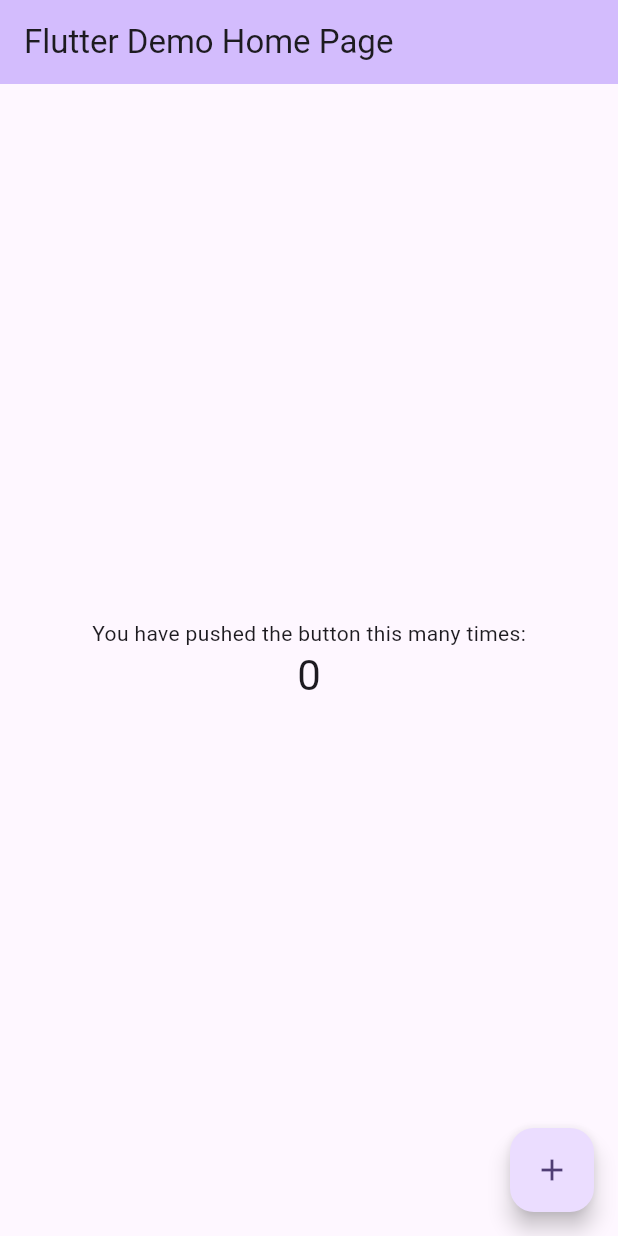
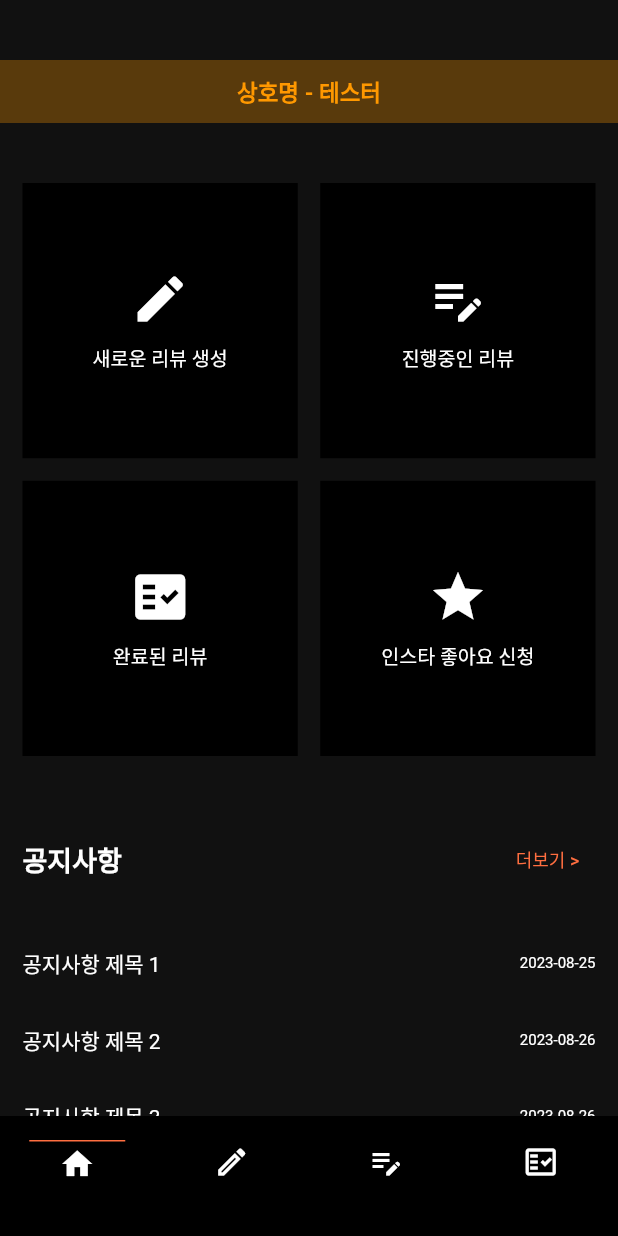
Before and after one commit to JinJinHistory/review, a Flutter app: the screen it shows after launch, on a phone screen of 412 x 824 dp. Run offline on Flutter 3.47's test engine with Material 2 defaults, Android fonts, the phone set to English and light mode, and no system bars.

Commit message:
- provier 세팅 전 커밋

```diff
--- a/lib/main.dart
+++ b/lib/main.dart
@@ -1,125 +1,160 @@
 import 'package:flutter/material.dart';
+import 'package:provider/provider.dart';
+import 'package:review/page/account/login.dart';
+import 'package:review/providers/tab_provider.dart';
+import 'package:review/tabs/completed_reviews.dart';
+import 'package:review/tabs/create_review.dart';
+import 'package:review/tabs/home.dart';
+import 'package:review/tabs/ongoing_reviews.dart';
 
-void main() {
-  runApp(const MyApp());
-}
+void main() => runApp(const StartApp());
 
-class MyApp extends StatelessWidget {
-  const MyApp({super.key});
+class StartApp extends StatelessWidget {
+  const StartApp({super.key});
 
-  // This widget is the root of your application.
   @override
   Widget build(BuildContext context) {
-    return MaterialApp(
-      title: 'Flutter Demo',
-      theme: ThemeData(
-        // This is the theme of your application.
-        //
-        // TRY THIS: Try running your application with "flutter run". You'll see
-        // the application has a blue toolbar. Then, without quitting the app,
-        // try changing the seedColor in the colorScheme below to Colors.green
-        // and then invoke "hot reload" (save your changes or press the "hot
-        // reload" button in a Flutter-supported IDE, or press "r" if you used
-        // the command line to start the app).
-        //
-        // Notice that the counter didn't reset back to zero; the application
-        // state is not lost during the reload. To reset the state, use hot
-        // restart instead.
-        //
-        // This works for code too, not just values: Most code changes can be
-        // tested with just a hot reload.
-        colorScheme: ColorScheme.fromSeed(seedColor: Colors.deepPurple),
-        useMaterial3: true,
+
+    return MultiProvider(
+      providers: [
+        ChangeNotifierProvider(create: (_) => TabProvider()),
+      ],
+      child: MaterialApp(
+        home: const initApp(),
+        theme: ThemeData(
+          primaryColor: Colors.black,
+        ),
       ),
-      home: const MyHomePage(title: 'Flutter Demo Home Page'),
     );
   }
 }
 
-class MyHomePage extends StatefulWidget {
-  const MyHomePage({super.key, required this.title});
-
-  // This widget is the home page of your application. It is stateful, meaning
-  // that it has a State object (defined below) that contains fields that affect
-  // how it looks.
-
-  // This class is the configuration for the state. It holds the values (in this
-  // case the title) provided by the parent (in this case the App widget) and
-  // used by the build method of the State. Fields in a Widget subclass are
-  // always marked "final".
-
-  final String title;
+class initApp extends StatefulWidget {
+  const initApp({super.key});
 
   @override
-  State<MyHomePage> createState() => _MyHomePageState();
+  State<initApp> createState() => _initAppState();
 }
 
-class _MyHomePageState extends State<MyHomePage> {
-  int _counter = 0;
+class _initAppState extends State<initApp> {
+  bool isLoggedIn = true; // 로그인 여부 확인하는 변수 (임시로 false로 설정)
+  DateTime? currentBackPressTime; // 마지막으로 뒤로가기 버튼을 누른 시간 저장
 
-  void _incrementCounter() {
-    setState(() {
-      // This call to setState tells the Flutter framework that something has
-      // changed in this State, which causes it to rerun the build method below
-      // so that the display can reflect the updated values. If we changed
-      // _counter without calling setState(), then the build method would not be
-      // called again, and so nothing would appear to happen.
-      _counter++;
-    });
+  @override
+  Widget build(BuildContext context) {
+    return WillPopScope(
+      onWillPop: _onWillPop,
+      child: isLoggedIn ? const NavigationView(currentPageIndex: 0) : const LoginView(),
+    );
+  }
+
+  Future<bool> _onWillPop() async {
+    final now = DateTime.now();
+    if (currentBackPressTime == null ||
+        now.difference(currentBackPressTime!) > const Duration(seconds: 2)) {
+      currentBackPressTime = now;
+      ScaffoldMessenger.of(context).showSnackBar(
+        const SnackBar(content: Text("뒤로 가기 버튼을 한 번 더 누르시면 종료됩니다.")),
+      );
+      return false;
+    }
+    return true;
+  }
+}
+
+class NavigationView extends StatefulWidget {
+  final int currentPageIndex;
+
+  const NavigationView({super.key, required this.currentPageIndex});
+
+  @override
+  State<NavigationView> createState() => _NavigationViewState();
+}
+
+class _NavigationViewState extends State<NavigationView> {
+  late int currentPageIndex;
+
+  @override
+  void initState() {
+    super.initState();
+    currentPageIndex = widget.currentPageIndex;
   }
 
   @override
   Widget build(BuildContext context) {
-    // This method is rerun every time setState is called, for instance as done
-    // by the _incrementCounter method above.
-    //
-    // The Flutter framework has been optimized to make rerunning build methods
-    // fast, so that you can just rebuild anything that needs updating rather
-    // than having to individually change instances of widgets.
+    // final tabProvider = Provider.of<TabProvider>(context);
+
     return Scaffold(
-      appBar: AppBar(
-        // TRY THIS: Try changing the color here to a specific color (to
-        // Colors.amber, perhaps?) and trigger a hot reload to see the AppBar
-        // change color while the other colors stay the same.
-        backgroundColor: Theme.of(context).colorScheme.inversePrimary,
-        // Here we take the value from the MyHomePage object that was created by
-        // the App.build method, and use it to set our appbar title.
-        title: Text(widget.title),
+      bottomNavigationBar: NavigationBar(
+        backgroundColor: Colors.black,
+        onDestinationSelected: (int index) {
+          setState(() {
+            currentPageIndex = index;
+          });
+        },
+        indicatorShape: const Border(
+          top: BorderSide(width: 1.0, color: Colors.deepOrangeAccent), // 상단 border 설정
+        ),
+        indicatorColor: Colors.black,
+        selectedIndex: currentPageIndex,
+        destinations: const <Widget>[
+          NavigationDestination(
+            selectedIcon: Icon(Icons.home, color: Colors.white),
+            icon: Icon(Icons.home_outlined, color: Colors.white),
+            label: 'Home',
+            labelColor: Colors.white,
+          ),
+          NavigationDestination(
+            selectedIcon: Icon(Icons.edit, color: Colors.white),
+            icon: Icon(Icons.edit_outlined, color: Colors.white),
+            label: '리뷰생성',
+            labelColor: Colors.white,
+          ),
+          NavigationDestination(
+            selectedIcon: Icon(Icons.edit_note, color: Colors.white),
+            icon: Icon(Icons.edit_note_outlined, color: Colors.white),
+            label: '진행중인 리뷰',
+            labelColor: Colors.white,
+          ),
+          NavigationDestination(
+            selectedIcon: Icon(Icons.fact_check, color: Colors.white),
+            icon: Icon(Icons.fact_check_outlined, color: Colors.white),
+            label: '완료된 리뷰',
+            labelColor: Colors.white,
+          ),
+        ],
       ),
-      body: Center(
-        // Center is a layout widget. It takes a single child and positions it
-        // in the middle of the parent.
-        child: Column(
-          // Column is also a layout widget. It takes a list of children and
-          // arranges them vertically. By default, it sizes itself to fit its
-          // children horizontally, and tries to be as tall as its parent.
-          //
-          // Column has various properties to control how it sizes itself and
-          // how it positions its children. Here we use mainAxisAlignment to
-          // center the children vertically; the main axis here is the vertical
-          // axis because Columns are vertical (the cross axis would be
-          // horizontal).
-          //
-          // TRY THIS: Invoke "debug painting" (choose the "Toggle Debug Paint"
-          // action in the IDE, or press "p" in the console), to see the
-          // wireframe for each widget.
-          mainAxisAlignment: MainAxisAlignment.center,
-          children: <Widget>[
-            const Text(
-              'You have pushed the button this many times:',
-            ),
-            Text(
-              '$_counter',
-              style: Theme.of(context).textTheme.headlineMedium,
-            ),
-          ],
+      // 탭 이동 시 이전 값들 유지
+      body: SafeArea(
+        child: Container(
+          width: double.infinity,
+          height: double.infinity,
+          color: const Color(0xff111111),
+          child: IndexedStack(
+            index: currentPageIndex,
+            children: const <Widget>[
+              HomeTab(),
+              CreateReviewTab(),
+              OngoingReviewsTab(),
+              CompletedReviewsTab(),
+            ],
+          ),
         ),
-      ),
-      floatingActionButton: FloatingActionButton(
-        onPressed: _incrementCounter,
-        tooltip: 'Increment',
-        child: const Icon(Icons.add),
-      ), // This trailing comma makes auto-formatting nicer for build methods.
+      )
+      // 탭 이동 시 이전 값들 초기화
+      // body: SafeArea(
+      //   child: Container(
+      //     width: double.infinity,
+      //     height: double.infinity,
+      //     color: const Color(0xff111111),
+      //     child: <Widget>[
+      //       const HomeTab(),
+      //       const CreateReviewTab(),
+      //       const OngoingReviewsTab(),
+      //       const CompletedReviewsTab()
+      //     ][currentPageIndex],
+      //   ),
+      // ),
     );
   }
 }
--- /dev/null
+++ b/lib/page/account/login.dart
@@ -0,0 +1,39 @@
+import 'package:flutter/material.dart';
+import 'package:review/main.dart';
+
+class LoginView extends StatelessWidget {
+  const LoginView({super.key});
+
+  @override
+  Widget build(BuildContext context) {
+    return Scaffold(
+      backgroundColor: Colors.black,
+      body: Center(
+        child: ElevatedButton(
+          style: ElevatedButton.styleFrom(
+            primary: Colors.deepOrangeAccent, // 원하는 배경색으로 설정
+          ),
+          onPressed: () {
+            // 로그인 성공 시, NavigationView로 이동
+            Navigator.pushAndRemoveUntil(
+              context,
+              PageRouteBuilder(
+                pageBuilder: (context, animation, secondaryAnimation) => NavigationView(currentPageIndex: 0,),
+                transitionsBuilder: (context, animation, secondaryAnimation, child) {
+                  const begin = Offset(1.0, 0.0);
+                  const end = Offset.zero;
+                  const curve = Curves.easeInOut;
+                  var tween = Tween(begin: begin, end: end).chain(CurveTween(curve: curve));
+                  var offsetAnimation = animation.drive(tween);
+                  return SlideTransition(position: offsetAnimation, child: child);
+                },
+              ),
+              (Route<dynamic> route) => false, // 모든 이전 경로를 제거
+            );
+          },
+          child: Text('임시 로그인', style: TextStyle(fontSize: 15, fontWeight: FontWeight.bold)),
+        ),
+      ),
+    );
+  }
+}
--- /dev/null
+++ b/lib/providers/tab_provider.dart
@@ -0,0 +1,17 @@
+import 'package:flutter/foundation.dart';
+
+class TabProvider with ChangeNotifier {
+  bool _isLoggedIn = false;
+
+  bool get isLoggedIn => _isLoggedIn;
+
+  void login() {
+    _isLoggedIn = true;
+    notifyListeners();
+  }
+
+  void logout() {
+    _isLoggedIn = false;
+    notifyListeners();
+  }
+}
--- /dev/null
+++ b/lib/tabs/completed_reviews.dart
@@ -0,0 +1,12 @@
+import 'package:flutter/material.dart';
+
+class CompletedReviewsTab extends StatelessWidget {
+  const CompletedReviewsTab({super.key});
+
+  @override
+  Widget build(BuildContext context) {
+    return const Center(
+      child: Text('Completed Reviews Tab Content', style: TextStyle(color: Colors.white)),
+    );
+  }
+}
--- /dev/null
+++ b/lib/tabs/create_review.dart
@@ -0,0 +1,31 @@
+import 'package:flutter/material.dart';
+
+class CreateReviewTab extends StatefulWidget {
+  const CreateReviewTab({super.key});
+
+  @override
+  State<CreateReviewTab> createState() => _CreateReviewTabState();
+}
+
+class _CreateReviewTabState extends State<CreateReviewTab> {
+  @override
+  void initState() {
+    // TODO: implement initState
+    print('create view init');
+    super.initState();
+  }
+  @override
+  Widget build(BuildContext context) {
+    return const SizedBox(
+      width: 250,
+      child: TextField(
+        obscureText: true,
+        decoration: InputDecoration(
+          border: OutlineInputBorder(),
+          labelText: 'Password',
+        ),
+        style: TextStyle(color: Colors.white, fontSize: 16), // 입력된 텍스트 스타일 설정
+      ),
+    );
+  }
+}
--- /dev/null
+++ b/lib/tabs/home.dart
@@ -0,0 +1,172 @@
+import 'package:flutter/material.dart';
+import 'package:review/main.dart';
+
+class HomeTab extends StatelessWidget {
+  const HomeTab({super.key});
+
+  @override
+  Widget build(BuildContext context) {
+    return SizedBox(
+      width: double.infinity,
+      height: double.infinity,
+      child: SingleChildScrollView(
+        child: Column(
+          children: [
+            Container(
+              width: double.infinity,
+              color: Colors.orange.withOpacity(0.3), // 투명도 설정
+              padding: const EdgeInsets.all(10.0),
+              margin: const EdgeInsets.only(top: 40.0, bottom: 40.0),
+              child: const Center(
+                child: Text(
+                  '상호명 - 테스터',
+                  style: TextStyle(
+                    color: Colors.orange, // 주황색 텍스트
+                    fontSize: 15,
+                    fontWeight: FontWeight.bold,
+                  ),
+                ),
+              ),
+            ),
+            const Row(
+              mainAxisAlignment: MainAxisAlignment.center,
+              children: [
+                SizedBox(width: 15.0),
+                SquareBox(icon: Icons.edit, text: '새로운 리뷰 생성'),
+                SizedBox(width: 15.0),
+                SquareBox(icon: Icons.edit_note, text: '진행중인 리뷰'),
+                SizedBox(width: 15.0),
+              ],
+            ),
+            const SizedBox(height: 15.0),
+            const Row(
+              mainAxisAlignment: MainAxisAlignment.center,
+              children: [
+                SizedBox(width: 15.0),
+                SquareBox(icon: Icons.fact_check, text: '완료된 리뷰'),
+                SizedBox(width: 15.0),
+                SquareBox(icon: Icons.star, text: '인스타 좋아요 신청'),
+                SizedBox(width: 15.0),
+              ],
+            ),
+            const SizedBox(height: 30.0),
+            // 공지사항 섹션 추가
+            _buildNoticeSection(),
+          ],
+        ),
+      ),
+    );
+  }
+
+  Widget _buildNoticeSection() {
+    return Container(
+      padding: const EdgeInsets.all(15.0),
+      child: Column(
+        children: [
+          Row(
+            mainAxisAlignment: MainAxisAlignment.spaceBetween,
+            children: [
+              const Text(
+                '공지사항',
+                style: TextStyle(
+                  fontSize: 18,
+                  fontWeight: FontWeight.bold,
+                  color: Colors.white
+                ),
+              ),
+              TextButton(
+                onPressed: () {
+                  // 더보기 버튼 클릭 이벤트 처리
+                  print('더보기 버튼 클릭');
+                },
+                child: const Text(
+                  '더보기 >',
+                  style: TextStyle(
+                    fontSize: 12,
+                    color: Colors.deepOrangeAccent,
+                  ),
+                ),
+              ),
+            ],
+          ),
+          const SizedBox(height: 20,),
+          ListView.builder(
+            shrinkWrap: true,
+            physics: const NeverScrollableScrollPhysics(),
+            itemCount: notices.length,
+            itemBuilder: (context, index) {
+              return GestureDetector(
+                onTap: () => print('공지사항 상세보기 이동'),
+                behavior: HitTestBehavior.opaque,
+                child: Container(
+                  padding: const EdgeInsets.only(top: 15.0, bottom: 15.0),
+                  child: Row(
+                    mainAxisAlignment: MainAxisAlignment.spaceBetween,
+                    children: [
+                        Text(notices[index]['title']!, style: const TextStyle(color: Colors.white)),
+                        Text(notices[index]['date']!, style: const TextStyle(fontSize: 10, color: Colors.white)),
+                    ],
+                  ),
+                ),
+              );
+            },
+          ),
+        ],
+      ),
+    );
+  }
+
+  static const List<Map<String, String>> notices = [
+    {'title': '공지사항 제목 1', 'date': '2023-08-25'},
+    {'title': '공지사항 제목 2', 'date': '2023-08-26'},
+    {'title': '공지사항 제목 3', 'date': '2023-08-26'},
+    {'title': '공지사항 제목 4', 'date': '2023-08-26'},
+    {'title': '공지사항 제목 5', 'date': '2023-08-26'},
+  ];
+
+}
+
+class SquareBox extends StatelessWidget {
+  final IconData icon;
+  final String text;
+
+  const SquareBox({super.key, required this.icon, required this.text});
+
+  @override
+  Widget build(BuildContext context) {
+    return GestureDetector(
+      onTap: () {
+        // 클릭 이벤트 처리
+        print('Box clicked: $text');
+
+        // 리뷰생성 탭으로 이동
+        if (text == '새로운 리뷰 생성') {
+          Navigator.of(context).push(MaterialPageRoute(builder: (context) => const NavigationView(currentPageIndex: 1)));
+        }
+      },
+      child: Container(
+        width: (MediaQuery.of(context).size.width / 2) - 22.5,
+        height: (MediaQuery.of(context).size.width / 2) - 22.5,
+        color: Colors.black,
+        child: Column(
+          mainAxisAlignment: MainAxisAlignment.center,
+          children: [
+            Icon(
+              icon,
+              size: 40,
+              color: Colors.white,
+            ),
+            const SizedBox(height: 10),
+            Text(
+              text,
+              style: const TextStyle(
+                color: Colors.white,
+                fontSize: 13,
+              ),
+            ),
+          ],
+        ),
+      ),
+    );
+  }
+}
--- /dev/null
+++ b/lib/tabs/ongoing_reviews.dart
@@ -0,0 +1,12 @@
+import 'package:flutter/material.dart';
+
+class OngoingReviewsTab extends StatelessWidget {
+  const OngoingReviewsTab({super.key});
+
+  @override
+  Widget build(BuildContext context) {
+    return const Center(
+      child: Text('Ongoing Reviews Tab Content', style: TextStyle(color: Colors.white)),
+    );
+  }
+}
```
Also changed, not shown: pubspec.yaml (+4 -50 lines), pubspec.lock, 1 other file.
